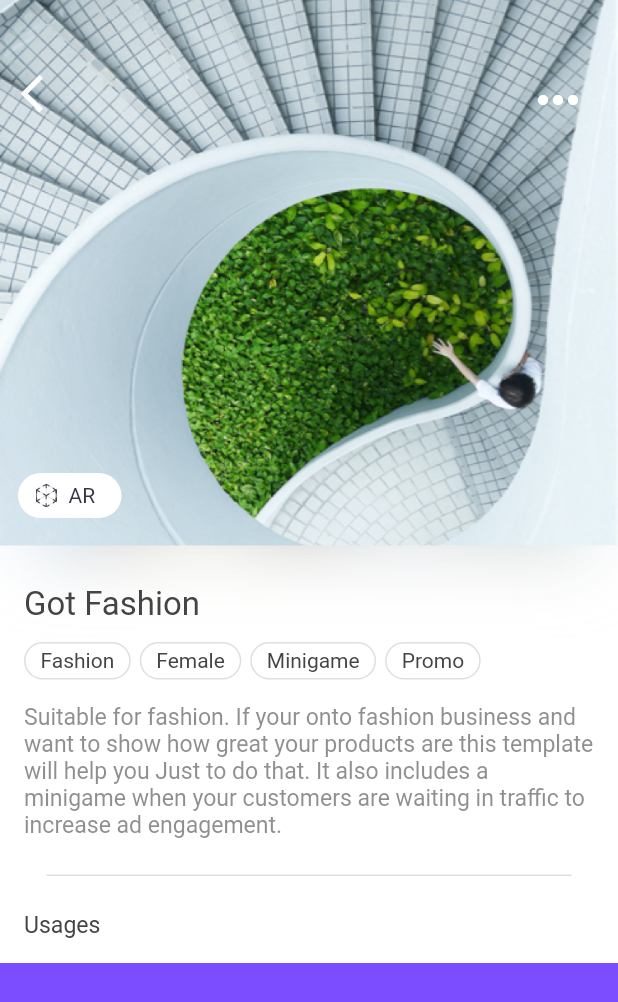
After one commit to KlayThompson/Adboards, a Flutter app: the TemplateDetailsPage screen opened directly, on a phone screen of 412 x 824 dp. The commit adds this screen. Shown: the top 1002 px of the screen. Run offline on Flutter 3.47's test engine with Material 2 defaults, Android fonts, the phone set to English and light mode, and no system bars; our stand-ins replace fluro, flutter_screenutil; statements that could not run were skipped.

Commit message:
template detail page

```diff
--- a/adboards/lib/main.dart
+++ b/adboards/lib/main.dart
@@ -1,5 +1,6 @@
 import 'package:adboards/pages/login_page.dart';
 import 'package:adboards/provider/category_provider.dart';
+import 'package:adboards/provider/template_details_provider.dart';
 import 'package:adboards/provider/user_provider.dart';
 import 'package:flutter/material.dart';
 import 'package:fluro/fluro.dart';
@@ -9,6 +10,7 @@ import 'package:adboards/routes/routes.dart';
 void main() {
   var userProvider = UserProvider();
   var categoryProvider = CategoryProvider();
+  var templateDetailProvider = TemplateDetailsProvider();
   final router = Router();
   Routes.configureRoutes(router);
   Routes.router = router;
@@ -16,7 +18,8 @@ void main() {
       MultiProvider(
         providers: [
           ChangeNotifierProvider.value(value: userProvider),
-          ChangeNotifierProvider.value(value: categoryProvider)
+          ChangeNotifierProvider.value(value: categoryProvider),
+          ChangeNotifierProvider.value(value: templateDetailProvider)
         ],
         child: MyApp(),
       )
--- a/adboards/lib/pages/choose_template_page.dart
+++ b/adboards/lib/pages/choose_template_page.dart
@@ -1,3 +1,4 @@
+import 'package:adboards/routes/routes.dart';
 import 'package:adboards/widget/appbar_leading_widget.dart';
 import 'package:adboards/widget/ar_icon_widget.dart';
 import 'package:adboards/widget/avatar_widget.dart';
@@ -29,16 +30,20 @@ class ChooseTemplatePage extends StatelessWidget {
                 'This ad templates are specifically tailored for you. Start with one and then customize it. Oh! we placed the company logo, name & tagline for you.  ',
               ),
               SearchBarWidget(),
-              _cardWidget('Got Fashion', 'Sutiable for fashion ads ', bigImg1Asset),
-              _cardWidget('Promos', 'Suitable for promotion and campaign ', bigImg2Asset)
+              _cardWidget(context,'Got Fashion', 'Sutiable for fashion ads ', bigImg1Asset),
+              _cardWidget(context,'Promos', 'Suitable for promotion and campaign ', bigImg2Asset)
             ],
           ),
         )
     );
   }
 
-  Widget _cardWidget(String title, String desc, String imgAsset) {
-    return Container(
+  Widget _cardWidget(BuildContext context,String title, String desc, String imgAsset) {
+    return InkWell(
+      onTap: () {
+        Routes.navigateTo(context, Routes.details);
+      },
+      child: Container(
         height: ScreenUtil().setHeight(292),
         padding: EdgeInsets.fromLTRB(16, 19, 16, 24),
         color: Colors.white,
@@ -49,6 +54,7 @@ class ChooseTemplatePage extends StatelessWidget {
             _bigImgWidget(imgAsset),
             _bottomWidget(title, desc)
           ],
+        ),
       ),
     );
   }
--- /dev/null
+++ b/adboards/lib/pages/template_details_page.dart
@@ -0,0 +1,140 @@
+import 'package:adboards/widget/ar_icon_widget.dart';
+import 'package:adboards/widget/custom_appbar_widget.dart';
+import 'package:adboards/widget/tag_widget.dart';
+import 'package:flutter/material.dart';
+import 'package:flutter_screenutil/flutter_screenutil.dart';
+import 'package:provider/provider.dart';
+import 'package:adboards/provider/template_details_provider.dart';
+
+class TemplateDetailsPage extends StatelessWidget {
+  final String topImgAsset = 'resources/img/top_img1.png';
+
+  @override
+  Widget build(BuildContext context) {
+    return Scaffold(
+      backgroundColor: Colors.white,
+      body: Consumer<TemplateDetailsProvider>(
+          builder: (context, provider, child) {
+            return MediaQuery.removePadding(
+                removeTop: true,
+                context: context,
+                child: NotificationListener(
+                  onNotification: (scroll) {
+                    if (scroll is ScrollUpdateNotification && scroll.depth == 0) {
+                      _onScroll(context,scroll.metrics.pixels);
+                    }
+                    return true;
+                  },
+                  child: Stack(
+                    children: <Widget>[
+                      _bodyWidget(context),
+                      CustomAppbar(provider.alpha)
+                    ],
+                  ),
+                )
+            );
+          }
+      ),
+    );
+  }
+
+  _onScroll(BuildContext context,double offset) {
+    double alpha = offset/100;
+    if (alpha < 0) {
+      alpha = 0;
+    } else if (alpha >1) {
+      alpha = 1;
+    }
+    Provider.of<TemplateDetailsProvider>(context, listen: false).changeAppbarAlpha(alpha);
+  }
+
+  Widget _bodyWidget(BuildContext context) {
+    return ListView(
+      children: <Widget>[
+        Container(
+          height: 642,
+          child: Stack(
+            children: <Widget>[
+              _topImgWidget(),
+              Positioned(
+                child:  _textAreaWidget(),
+                top: 390,
+                left: 0,
+                right: 0,
+              )
+            ],
+          ),
+        ),
+//        SizedBox(height: 100,),
+        Container(
+          height: 1600,
+          color: Colors.deepPurpleAccent,
+          child: Center(child: Text('text'),),
+        )
+      ],
+    );
+  }
+
+  Widget _topImgWidget() {
+    return Container(
+      child: Stack(
+        children: <Widget>[
+          Image.asset(topImgAsset),
+          Positioned(
+              left: 12,
+              bottom: 82,
+              child: IconARWidget()
+          )
+        ],
+      ),
+    );
+  }
+
+  Widget _textAreaWidget() {
+    return Container(
+      padding: EdgeInsets.fromLTRB(16, 0, 16, 0),
+      child: Column(
+        crossAxisAlignment: CrossAxisAlignment.start,
+        children: <Widget>[
+          Text('Got Fashion',style: TextStyle(fontSize: ScreenUtil().setSp(20), color: Color(0xff444444)),),
+          _tagsWidget(),
+          Text(
+              'Suitable for fashion. If your onto fashion business and want to show how great your products are this template will help you Just to do that. It also includes a minigame when your customers are waiting in traffic to increase ad engagement.',
+            style: TextStyle(
+              fontSize: ScreenUtil().setSp(14),
+              color: Color.fromRGBO(68, 68, 68, 0.6)
+            ),
+          ),
+          SizedBox(height: 24,),
+          //bottom line
+          Container(
+            margin: EdgeInsets.only(left: 15,right: 15),
+            color: Color(0xffdfdfdf),
+            height: 1,
+          ),
+          SizedBox(height: 24,),
+          //Usages
+          Text('Usages',style: TextStyle(fontSize: ScreenUtil().setSp(14),color: Color(0xff444444)),),
+        ],
+      ),
+    );
+  }
+
+  Widget _tagsWidget() {
+    return Container(
+      padding: EdgeInsets.only(top: 12,bottom: 16),
+      child: Row(
+        mainAxisAlignment: MainAxisAlignment.start,
+        children: <Widget>[
+          TagWidget(title: 'Fashion'),
+          SizedBox(width: 6,),
+          TagWidget(title: 'Female'),
+          SizedBox(width: 6,),
+          TagWidget(title: 'Minigame'),
+          SizedBox(width: 6,),
+          TagWidget(title: 'Promo'),
+        ],
+      ),
+    );
+  }
+}
--- /dev/null
+++ b/adboards/lib/provider/template_details_provider.dart
@@ -0,0 +1,12 @@
+
+import 'package:flutter/cupertino.dart';
+
+class TemplateDetailsProvider with ChangeNotifier {
+  double _alpha = 0;
+  double get alpha => _alpha;
+
+  changeAppbarAlpha(double newAlpha) {
+    _alpha = newAlpha;
+    notifyListeners();
+  }
+}
--- a/adboards/lib/routes/route_handler.dart
+++ b/adboards/lib/routes/route_handler.dart
@@ -3,6 +3,7 @@ import 'package:adboards/pages/campaigns_none_page.dart';
 import 'package:adboards/pages/category_page.dart';
 import 'package:adboards/pages/choose_template_page.dart';
 import 'package:adboards/pages/expertise_level_page.dart';
+import 'package:adboards/pages/template_details_page.dart';
 import 'package:fluro/fluro.dart';
 import 'package:flutter/material.dart';
 import 'package:adboards/pages/login_page.dart';
@@ -37,6 +38,10 @@ var chooseHandler = Handler(handlerFunc: (BuildContext context, Map<String, dyna
   return ChooseTemplatePage();
 });
 
+var detailsHandler = Handler(handlerFunc: (BuildContext context, Map<String, dynamic>params) {
+  return TemplateDetailsPage();
+});
+
 // 网页加载 - 示例：传多个字符串参数
 //var webViewHandler =
 //Handler(handlerFunc: (BuildContext context, Map<String, dynamic> params) {
--- a/adboards/lib/routes/routes.dart
+++ b/adboards/lib/routes/routes.dart
@@ -13,6 +13,7 @@ class Routes {
   static String category = '/category'; // 分类
   static String form = '/form'; // form
   static String choose = '/choose'; // choose template
+  static String details = '/details'; // choose template
 
 
   static String webView = '/webView'; // 网页加载
@@ -32,6 +33,7 @@ class Routes {
     router.define(category, handler: categoryHandler);
     router.define(form, handler: formHandler);
     router.define(choose, handler: chooseHandler);
+    router.define(details, handler: detailsHandler);
 
 //    router.define(webView, handler: webViewHandler); // 网页加载
 //    router.define(wxSharePay, handler: wxSharePayHandler); // 测试model传参
--- a/adboards/lib/widget/appbar_leading_widget.dart
+++ b/adboards/lib/widget/appbar_leading_widget.dart
@@ -2,6 +2,8 @@ import 'package:flutter/material.dart';
 
 class AppbarLeadingWidget extends StatelessWidget {
   final String backAsset = 'resources/img/arrow_back_ios.png';
+  final bool isWhite;
+  AppbarLeadingWidget({this.isWhite = false});
   @override
   Widget build(BuildContext context) {
     return InkWell(
@@ -15,7 +17,7 @@ class AppbarLeadingWidget extends StatelessWidget {
         height: 24,
         child: Image.asset(
           backAsset,
-          color: Color(0xff323643),
+          color: this.isWhite ? Colors.white : Color(0xff323643),
         ),
       ),
     );
--- /dev/null
+++ b/adboards/lib/widget/custom_appbar_widget.dart
@@ -0,0 +1,46 @@
+import 'package:flutter/cupertino.dart';
+import 'package:flutter/material.dart';
+import 'package:flutter_screenutil/flutter_screenutil.dart';
+
+class CustomAppbar extends StatelessWidget {
+  final double alpha;
+  CustomAppbar(this.alpha);
+  @override
+  Widget build(BuildContext context) {
+    return Opacity(
+      opacity: 1,
+      child: Container(
+        color: Color.fromRGBO(255, 255, 255, this.alpha),
+        height: 100,
+        padding: EdgeInsets.only(top: 25),
+        child: Row(
+          mainAxisAlignment: MainAxisAlignment.spaceBetween,
+          children: <Widget>[
+            Padding(
+              padding: EdgeInsets.only(left: 5),
+              child: IconButton(
+                  icon: Icon(
+                    Icons.arrow_back_ios,
+                    color: this.alpha == 1 ? Colors.black : Colors.white,
+                    size: 30,
+                  ),
+                  onPressed: () {
+                    Navigator.of(context).pop();
+                  }),
+            ),
+            Padding(
+              padding: EdgeInsets.only(right: 20),
+              child: IconButton(
+                  icon: Icon(
+                    Icons.more_horiz,
+                    color: this.alpha == 1 ? Colors.black : Colors.white,
+                    size: 40,
+                  ),
+                  onPressed: () {}),
+            )
+          ],
+        ),
+      ),
+    );
+  }
+}
--- /dev/null
+++ b/adboards/lib/widget/tag_widget.dart
@@ -0,0 +1,18 @@
+import 'package:flutter/material.dart';
+
+class TagWidget extends StatelessWidget {
+  final String title;
+  TagWidget({@required this.title});
+  @override
+  Widget build(BuildContext context) {
+    return Container(
+      height: 25,
+      padding: EdgeInsets.fromLTRB(10, 0, 10, 0),
+      decoration: BoxDecoration(
+        borderRadius: BorderRadius.circular(12.5),
+        border: Border.all(width: 1, color: Color(0xffdfdfdf))
+      ),
+      child: Center(child: Text(title,style: TextStyle(color: Color(0xff444444),fontSize: 14),),),
+    );
+  }
+}
--- a/adboards/pubspec.yaml
+++ b/adboards/pubspec.yaml
@@ -60,6 +60,11 @@ flutter:
     - resources/img/ar_glyph.png
     - resources/img/bigImg1.png
     - resources/img/bigImg2.png
+    - resources/img/top_img1.png
+    - resources/img/template_detail_img1.png
+    - resources/img/template_detail_img2.png
+    - resources/img/template_detail_img3.png
+    - resources/img/template_detail_img4.png
 
   # An image asset can refer to one or more resolution-specific "variants", see
   # https://flutter.dev/assets-and-images/#resolution-aware.
```
Also changed, not shown: adboards/resources/img/template_detail_img1.png (added), adboards/resources/img/template_detail_img2.png (added), adboards/resources/img/template_detail_img3.png (added), adboards/resources/img/template_detail_img4.png (added), adboards/resources/img/top_img1.png (added). Lines whose indentation alone changed are shown as unchanged.
